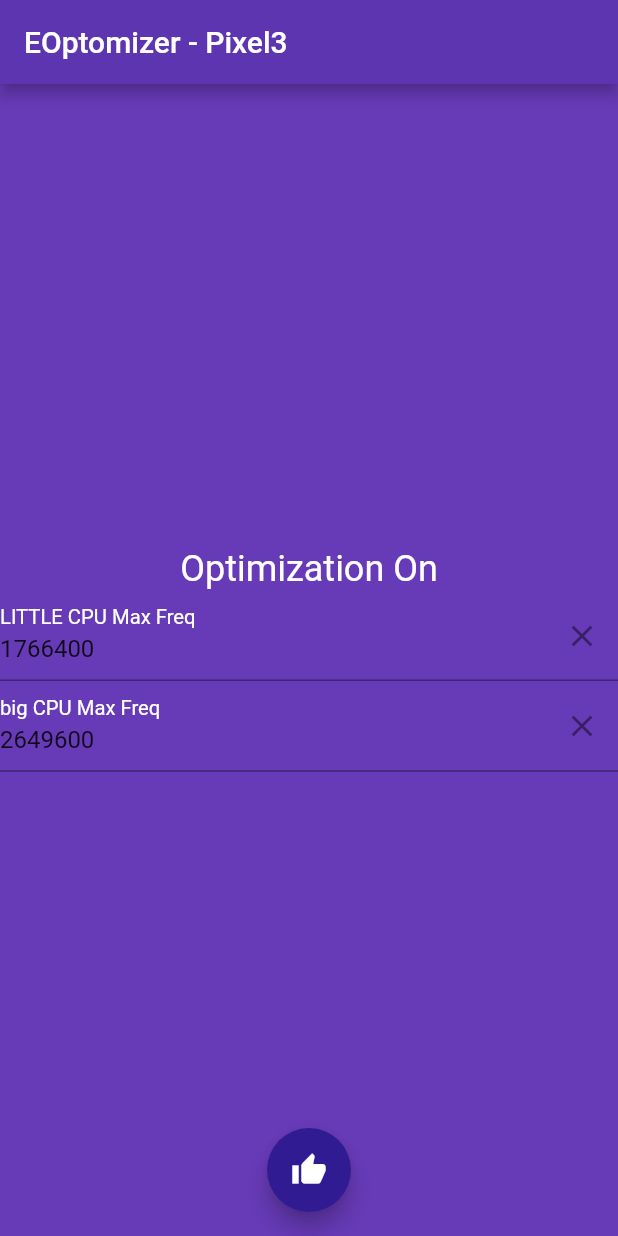
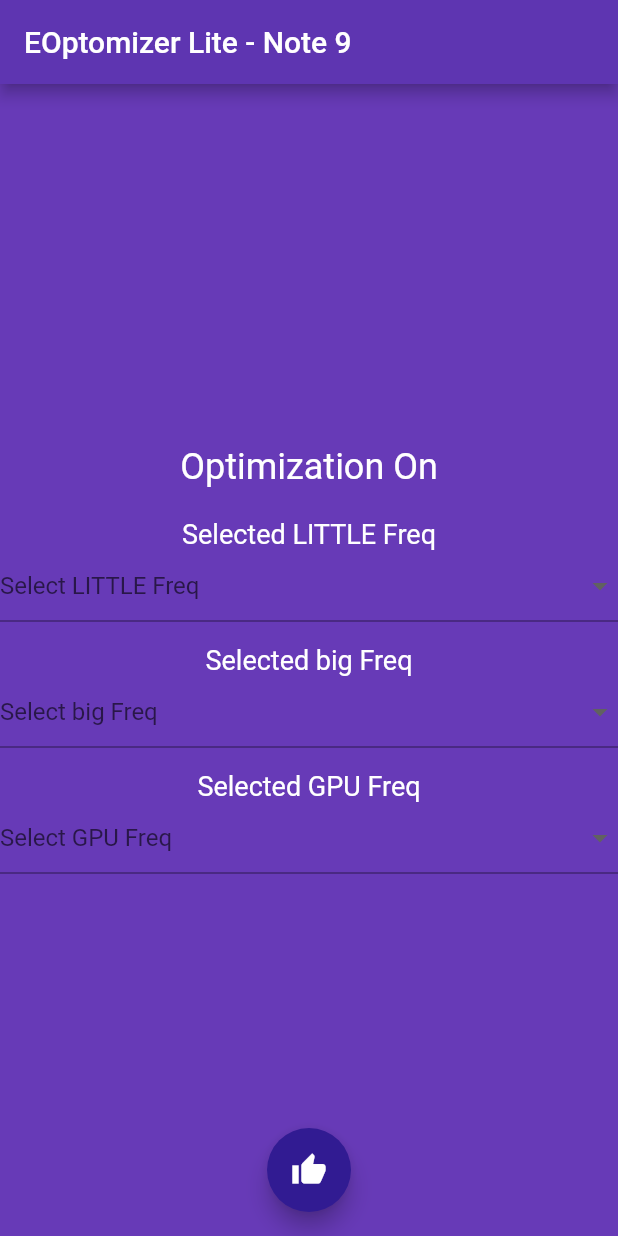
Before and after one commit to somdipdey/EOptomizer-Lite-Note-9, a Flutter app: the MyHomePage screen opened directly, after a tap on the "thumb up" icon, on a phone screen of 412 x 824 dp. Run offline on Flutter 3.47's test engine with Material 2 defaults, Android fonts, the phone set to English and light mode, and no system bars.

```diff
--- a/eoptomizer/lib/main.dart
+++ b/eoptomizer/lib/main.dart
@@ -11,11 +11,11 @@ class MyApp extends StatelessWidget {
   Widget build(BuildContext context) {
     return new MaterialApp(
       debugShowCheckedModeBanner: false,
-      title: 'EOptomizer - Pixel3',
+      title: 'EOptomizer Lite - Note 9',
       theme: new ThemeData(
         primarySwatch: Colors.blue,
       ),
-      home: new MyHomePage(title: 'EOptomizer - Pixel3'),
+      home: new MyHomePage(title: 'EOptomizer Lite - Note 9'),
     );
   }
 }
@@ -34,13 +34,19 @@ class _MyHomePageState extends State<MyHomePage> {
       MethodChannel('com.somdipdey.eoptomizer/frequency');
   bool optimizing = false;
   String bodyText = 'Default';
+  String FPSText = 'FPS: ';
+  String LITTLEFreqSelected = "";
+  String bigFreqSelected = "";
+  String GPUFreqSelected = "";
 
   void _optimize() {
     setState(() {
       if (!optimizing) {
         optimizationOn();
+        getFPS();
       } else {
         defaultScheduler();
+        getFPS();
       }
     });
   }
@@ -51,6 +57,7 @@ class _MyHomePageState extends State<MyHomePage> {
     setFrequencyLevelCPU4Max();
     setFrequencyLevelCPU0Min();
     setFrequencyLevelCPU4Min();
+    setFrequencyLevelGPU();
     optimizing = true;
     bodyText = 'Optimization On';
   }
@@ -61,18 +68,28 @@ class _MyHomePageState extends State<MyHomePage> {
     setDefaultFrequencyLevelCPU4Max();
     setDefaultFrequencyLevelCPU0Min();
     setDefaultFrequencyLevelCPU4Min();
+    setDefaultFrequencyLevelGPU();
     optimizing = false;
     bodyText = 'Default';
+  }
+
+  Future getFPS() async {
+    final String FPS = await frequencyChannel.invokeMethod('getFPS');
+    debugPrint('Getting FPS');
+    debugPrint(FPS);
+    FPSText = 'FPS: ' + FPS;
+    _FPS.text = FPSText;
   }
 
   // Functions to optimize frequencies for 2 CPU clusters
   Future setFrequencyLevelCPU0Max() async {
     var sendMapMaxCPUFreq = <String, String>{
-      "LITTLECPUMaxFreq": _LITTLECPUFreq.text.toString().trim(),
-      "bigCPUMaxFreq": _bigCPUFreq.text.toString().trim()
+      "LITTLECPUMaxFreq": LITTLEFreqSelected.toString().trim(),
+      "bigCPUMaxFreq": bigFreqSelected.toString().trim(),
+      "GPUFreq": GPUFreqSelected.toString().trim()
     };
-    debugPrint(_LITTLECPUFreq.text.toString().trim());
-    debugPrint(_bigCPUFreq.text.toString().trim());
+    debugPrint(LITTLEFreqSelected.toString().trim());
+    debugPrint(bigFreqSelected.toString().trim());
     final String frequencyLevelCPU0Max = await frequencyChannel.invokeMethod(
         'setFrequencyLevelCPU0Max', sendMapMaxCPUFreq);
     debugPrint('Optimizing CPU0 Max Frequency');
@@ -81,11 +98,12 @@ class _MyHomePageState extends State<MyHomePage> {
 
   Future setFrequencyLevelCPU4Max() async {
     var sendMapMaxCPUFreq = <String, String>{
-      "LITTLECPUMaxFreq": _LITTLECPUFreq.text.toString().trim(),
-      "bigCPUMaxFreq": _bigCPUFreq.text.toString().trim()
+      "LITTLECPUMaxFreq": LITTLEFreqSelected.toString().trim(),
+      "bigCPUMaxFreq": bigFreqSelected.toString().trim(),
+      "GPUFreq": GPUFreqSelected.toString().trim()
     };
-    debugPrint(_LITTLECPUFreq.text.toString().trim());
-    debugPrint(_bigCPUFreq.text.toString().trim());
+    debugPrint(LITTLEFreqSelected.toString().trim());
+    debugPrint(bigFreqSelected.toString().trim());
     final String frequencyLevelCPU4Max = await frequencyChannel.invokeMethod(
         'setFrequencyLevelCPU4Max', sendMapMaxCPUFreq);
     debugPrint('Optimizing CPU4 Max Frequency');
@@ -94,8 +112,9 @@ class _MyHomePageState extends State<MyHomePage> {
 
   Future setFrequencyLevelCPU0Min() async {
     var sendMapMaxCPUFreq = <String, String>{
-      "LITTLECPUMaxFreq": _LITTLECPUFreq.text,
-      "bigCPUMaxFreq": _bigCPUFreq.text
+      "LITTLECPUMaxFreq": LITTLEFreqSelected.toString().trim(),
+      "bigCPUMaxFreq": bigFreqSelected.toString().trim(),
+      "GPUFreq": GPUFreqSelected.toString().trim()
     };
     final String frequencyLevelCPU0Min = await frequencyChannel.invokeMethod(
         'setFrequencyLevelCPU0Min', sendMapMaxCPUFreq);
@@ -105,13 +124,29 @@ class _MyHomePageState extends State<MyHomePage> {
 
   Future setFrequencyLevelCPU4Min() async {
     var sendMapMaxCPUFreq = <String, String>{
-      "LITTLECPUMaxFreq": _LITTLECPUFreq.text,
-      "bigCPUMaxFreq": _bigCPUFreq.text
+      "LITTLECPUMaxFreq": LITTLEFreqSelected.toString().trim(),
+      "bigCPUMaxFreq": bigFreqSelected.toString().trim(),
+      "GPUFreq": GPUFreqSelected.toString().trim()
     };
     final String frequencyLevelCPU4Min = await frequencyChannel.invokeMethod(
         'setFrequencyLevelCPU4Min', sendMapMaxCPUFreq);
     debugPrint('Optimizing CPU4 Min Frequency');
     debugPrint(frequencyLevelCPU4Min);
+  }
+
+  Future setFrequencyLevelGPU() async {
+    var sendMapMaxCPUFreq = <String, String>{
+      "LITTLECPUMaxFreq": LITTLEFreqSelected.toString().trim(),
+      "bigCPUMaxFreq": bigFreqSelected.toString().trim(),
+      "GPUFreq": GPUFreqSelected.toString().trim()
+    };
+    debugPrint(LITTLEFreqSelected.toString().trim());
+    debugPrint(bigFreqSelected.toString().trim());
+    debugPrint(GPUFreqSelected.toString().trim());
+    final String frequencyLevelGPU = await frequencyChannel.invokeMethod(
+        'setFrequencyLevelGPU', sendMapMaxCPUFreq);
+    debugPrint('Optimizing GPU Frequency');
+    debugPrint(frequencyLevelGPU);
   }
 
   //Functions to set frequencies for 3 CPU clusters to default
@@ -144,10 +179,19 @@ class _MyHomePageState extends State<MyHomePage> {
     debugPrint(frequencyLevelCPU4Min);
   }
 
+  Future setDefaultFrequencyLevelGPU() async {
+    final String frequencyLevelGPU =
+        await frequencyChannel.invokeMethod('setDefaultFrequencyLevelGPU');
+    debugPrint('Setting to default GPU Frequency');
+    debugPrint(frequencyLevelGPU);
+  }
+
   //////////////////////////////////////////////////
 
-  final _LITTLECPUFreq = TextEditingController()..text = "1766400";
-  final _bigCPUFreq = TextEditingController()..text = "2649600";
+  //final _LITTLECPUFreq = TextEditingController()..text = "1794000";
+  //final _bigCPUFreq = TextEditingController()..text = "1794000";
+  //final _GPUFreq = TextEditingController()..text = "572000";
+  final TextEditingController _FPS = TextEditingController();
 
   @override
   Widget build(BuildContext context) {
@@ -165,34 +209,92 @@ class _MyHomePageState extends State<MyHomePage> {
               '$bodyText',
               style: TextStyle(color: Colors.white, fontSize: 24),
             ),
-            new TextField(
-              controller: _LITTLECPUFreq,
-              decoration: InputDecoration(
-                hintText: "LITTLE CPU Freq",
-                labelText: "LITTLE CPU Max Freq",
-                labelStyle: TextStyle(color: Colors.white, fontSize: 18),
-                suffixIcon: IconButton(
-                  onPressed: () {
-                    _LITTLECPUFreq.clear();
-                  },
-                  icon: const Icon(Icons.clear),
-                ),
-              ),
+            SizedBox(
+              height: 20,
+            ),
+            new Text(
+              "Selected LITTLE Freq",
+              style: TextStyle(color: Colors.white, fontSize: 18),
+            ),
+            new DropdownButtonFormField(
+                hint: Text("Select LITTLE Freq"),
+                items: LITTLEFreqs.map((e) => DropdownMenuItem(
+                      child: Text(e),
+                      value: e,
+                    )).toList(),
+                onChanged: (val) {
+                  LITTLEFreqSelected = val;
+                  debugPrint(LITTLEFreqSelected);
+                }),
+            //new TextField(
+            //controller: _LITTLECPUFreq,
+            //decoration: InputDecoration(
+            //hintText: "LITTLE CPU Freq",
+            //labelText: "LITTLE CPU Max Freq",
+            //labelStyle: TextStyle(color: Colors.white, fontSize: 18),
+            //suffixIcon: IconButton(
+            //onPressed: () {
+            //_LITTLECPUFreq.clear();
+            //},
+            //icon: const Icon(Icons.clear),
+            //),
+            //),
+            //),
+            SizedBox(
+              height: 15,
+            ),
+            new Text(
+              "Selected big Freq",
+              style: TextStyle(color: Colors.white, fontSize: 18),
+            ),
+            new DropdownButtonFormField(
+                hint: Text("Select big Freq"),
+                items: bigFreqs
+                    .map((e) => DropdownMenuItem(
+                          child: Text(e),
+                          value: e,
+                        ))
+                    .toList(),
+                onChanged: (val) {
+                  bigFreqSelected = val;
+                  debugPrint(bigFreqSelected);
+                }),
+            SizedBox(
+              height: 15,
+            ),
+            new Text(
+              "Selected GPU Freq",
+              style: TextStyle(color: Colors.white, fontSize: 18),
+            ),
+            new DropdownButtonFormField(
+                hint: Text("Select GPU Freq"),
+                items: GPUFreqs.map((e) => DropdownMenuItem(
+                      child: Text(e),
+                      value: e,
+                    )).toList(),
+                onChanged: (val) {
+                  GPUFreqSelected = val;
+                  debugPrint(GPUFreqSelected);
+                }),
+            /*
+            SizedBox(
+              height: 20,
             ),
             new TextField(
-              controller: _bigCPUFreq,
-              decoration: InputDecoration(
-                hintText: "big CPU Freq",
-                labelText: "big CPU Max Freq",
-                labelStyle: TextStyle(color: Colors.white, fontSize: 18),
-                suffixIcon: IconButton(
-                  onPressed: () {
-                    _bigCPUFreq.clear();
-                  },
-                  icon: const Icon(Icons.clear),
-                ),
-              ),
-            ),
+                controller: _FPS,
+                enabled: false,
+                decoration: InputDecoration(
+                  hintText: "FPS",
+                  labelText: "FPS",
+                  labelStyle: TextStyle(color: Colors.white, fontSize: 15),
+                  suffixIcon: IconButton(
+                    onPressed: () {
+                      _FPS.clear();
+                    },
+                    icon: const Icon(Icons.adb_sharp),
+                  ),
+                )),
+            */
           ],
         ),
       ),
@@ -206,3 +308,39 @@ class _MyHomePageState extends State<MyHomePage> {
     );
   }
 }
+
+List<String> LITTLEFreqs = [
+  "1794000",
+  "1690000",
+  "1456000",
+  "1248000",
+  "1053000",
+  "949000",
+  "832000",
+  "715000",
+  "598000",
+  "455000"
+];
+
+List<String> bigFreqs = [
+  "1794000",
+  "1690000",
+  "1586000",
+  "1469000",
+  "1261000",
+  "1170000",
+  "1066000",
+  "962000",
+  "858000",
+  "741000",
+  "650000"
+];
+
+List<String> GPUFreqs = [
+  "572000",
+  "546000",
+  "455000",
+  "338000",
+  "299000",
+  "260000"
+];
```
Also changed, not shown: 2 other files.
